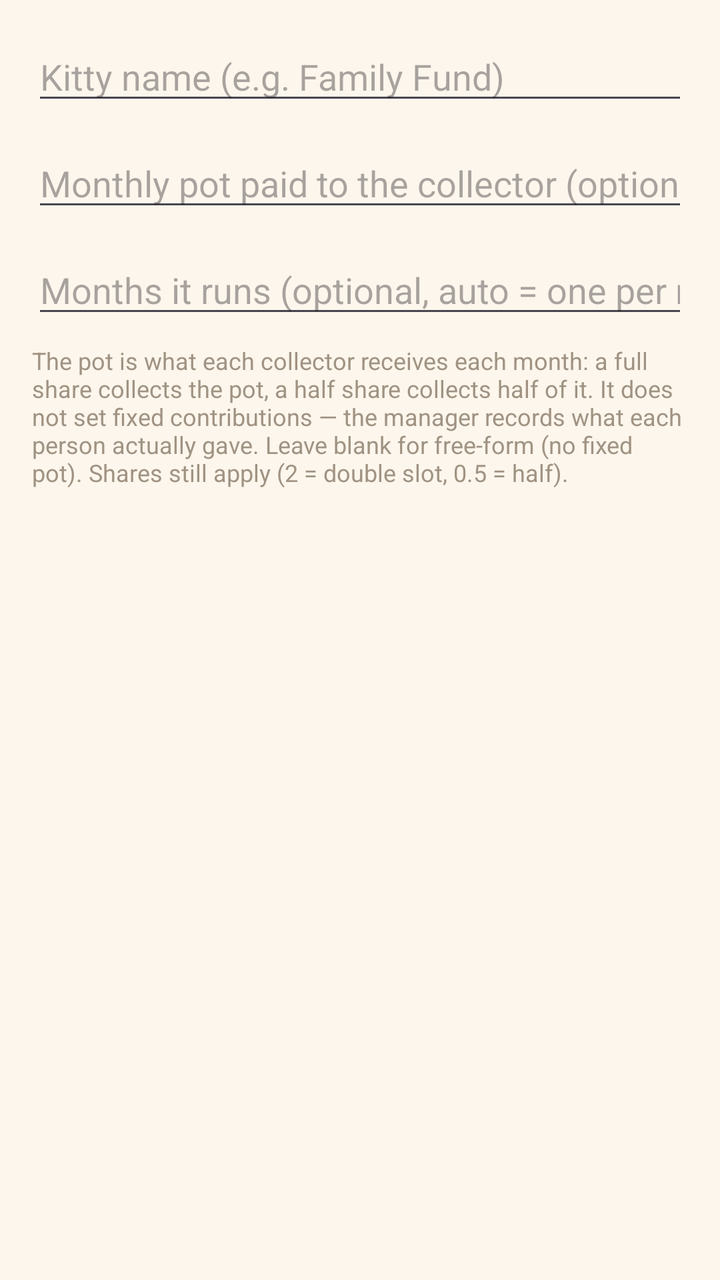
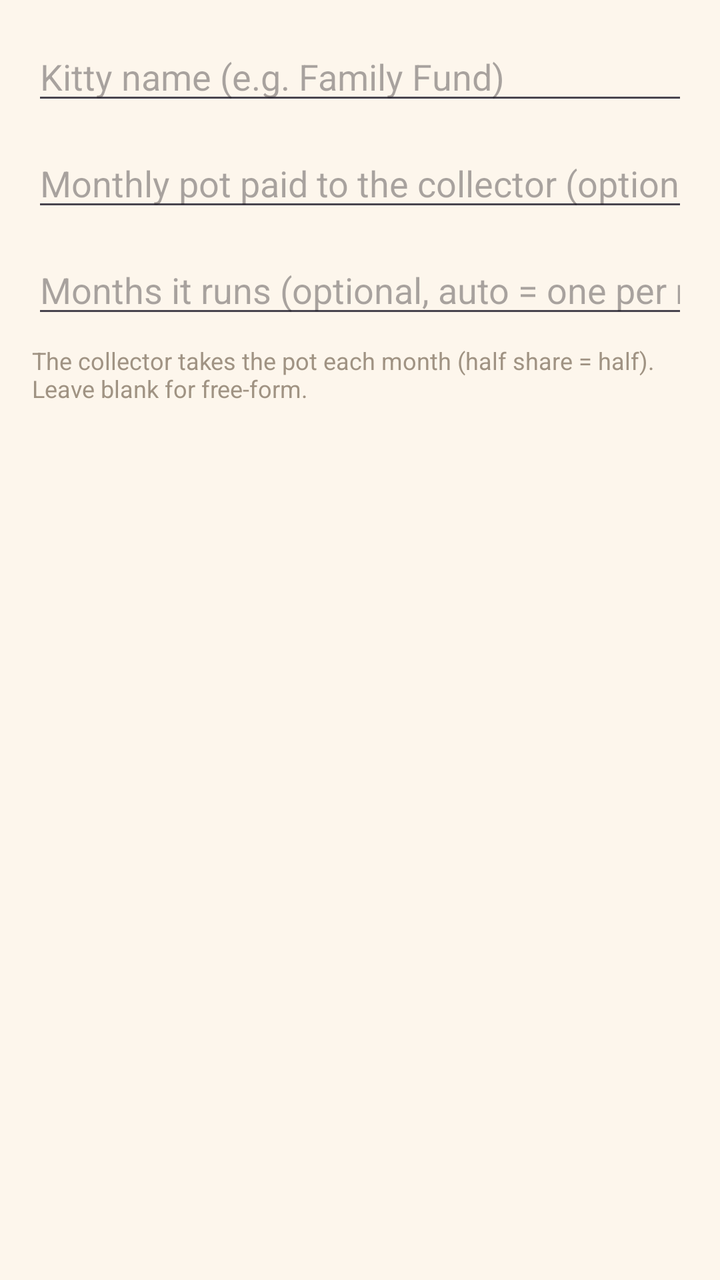

Before-and-after screenshots of an Android layout around one commit, followed by the original layout XML and the change that was made.
<!-- AndroidManifest.xml: application theme Theme.KittyMoney -->
<!-- res/layout/dialog_add_kitty.xml -->
<?xml version="1.0" encoding="utf-8"?>
<LinearLayout xmlns:android="http://schemas.android.com/apk/res/android"
    android:layout_width="match_parent"
    android:layout_height="wrap_content"
    android:orientation="vertical"
    android:padding="16dp">

    <EditText
        android:id="@+id/etName"
        android:layout_width="match_parent"
        android:layout_height="wrap_content"
        android:hint="Kitty name (e.g. Family Fund)" />

    <EditText
        android:id="@+id/etTotalAmount"
        android:layout_width="match_parent"
        android:layout_height="wrap_content"
        android:hint="Monthly pot paid to the collector (optional)"
        android:inputType="numberDecimal"
        android:layout_marginTop="12dp" />

    <EditText
        android:id="@+id/etDuration"
        android:layout_width="match_parent"
        android:layout_height="wrap_content"
        android:hint="Months it runs (optional, auto = one per member/slot)"
        android:inputType="number"
        android:layout_marginTop="12dp" />

    <TextView
        android:layout_width="wrap_content"
        android:layout_height="wrap_content"
        android:layout_marginTop="8dp"
        android:text="The pot is what each collector receives each month: a full share collects the pot, a half share collects half of it. It does not set fixed contributions — the manager records what each person actually gave. Leave blank for free-form (no fixed pot). Shares still apply (2 = double slot, 0.5 = half)."
        android:textSize="12sp"
        android:textColor="@color/warm_subtext" />

</LinearLayout>
<!-- resources referenced by this layout -->
<resources>
  <color name="warm_subtext">#A09383</color>
  <style name="Theme.KittyMoney" parent="Theme.Material3.DayNight.NoActionBar">
          <item name="colorPrimary">@color/warm_primary</item>
          <item name="colorPrimaryVariant">@color/warm_primary_dark</item>
          <item name="colorSecondary">@color/warm_secondary</item>
          <item name="android:windowLightStatusBar">true</item>
          <item name="android:statusBarColor">@color/warm_cream</item>
          <item name="android:navigationBarColor">@color/warm_cream</item>
          <item name="android:colorBackground">@color/warm_cream</item>
      </style>
  <color name="warm_primary">#E8845C</color>
  <color name="warm_primary_dark">#C96A45</color>
  <color name="warm_secondary">#F2C14E</color>
  <color name="warm_cream">#FDF6EC</color>
</resources>

<!-- the commit's change to res/layout/dialog_add_kitty.xml (unified diff, before → after) -->
@@ -31,7 +31,7 @@
         android:layout_width="wrap_content"
         android:layout_height="wrap_content"
         android:layout_marginTop="8dp"
-        android:text="The pot is what each collector receives each month: a full share collects the pot, a half share collects half of it. It does not set fixed contributions — the manager records what each person actually gave. Leave blank for free-form (no fixed pot). Shares still apply (2 = double slot, 0.5 = half)."
+        android:text="The collector takes the pot each month (half share = half). Leave blank for free-form."
         android:textSize="12sp"
         android:textColor="@color/warm_subtext" />
 
